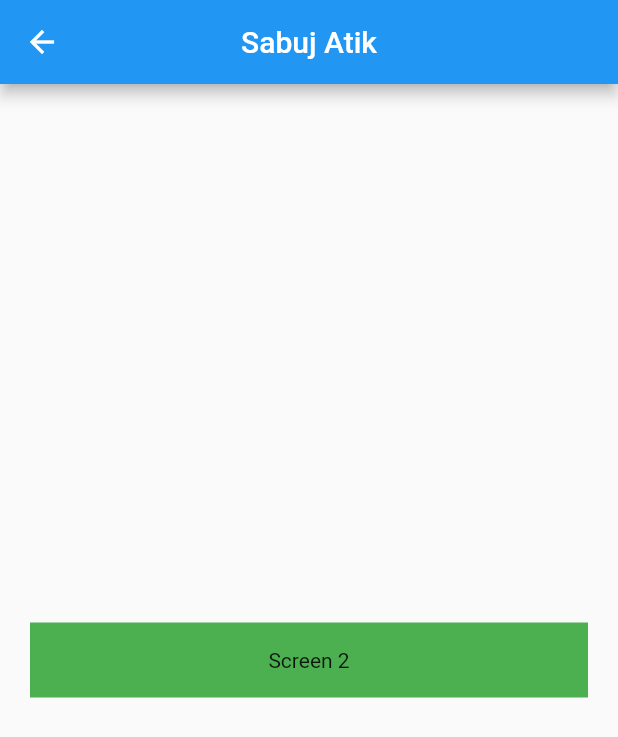
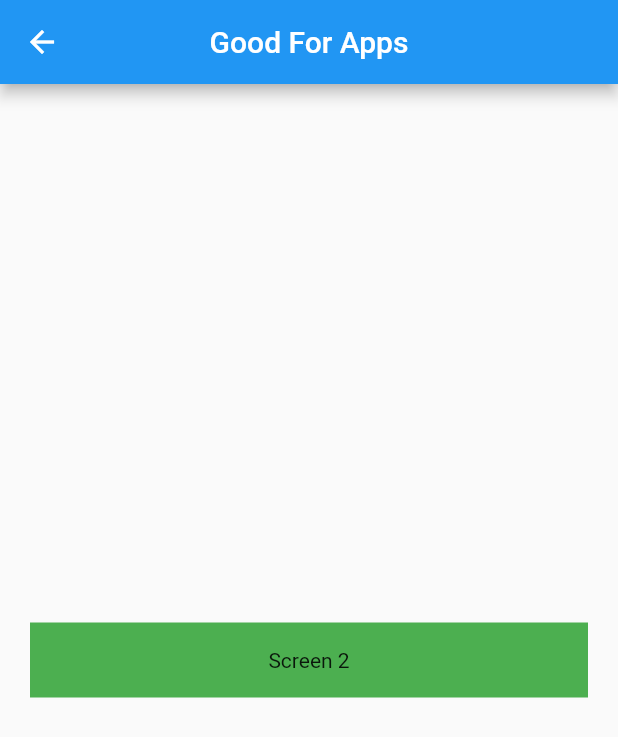
Before and after one commit to atik-sabuj/navigation_and_routing, a Flutter app: the screen it shows after launch, after a tap on "Screen 1", on a phone screen of 412 x 824 dp. Shown: the top 737 px of the screen. Run offline on Flutter 3.47's test engine with Material 2 defaults, Android fonts, the phone set to English and light mode, and no system bars.

Commit message:
Routing #3

```diff
--- a/lib/screen_two.dart
+++ b/lib/pages/home_screen.dart
@@ -1,22 +1,19 @@
 import 'package:flutter/material.dart';
-import 'package:navigation_and_routing/home_screen.dart';
-import 'package:navigation_and_routing/screen_three.dart';
+import 'package:navigation_and_routing/utils/routes_name.dart';
 
-class ScreenTwo extends StatefulWidget {
-
-  const ScreenTwo({Key? key,}) : super(key: key);
+class HomeScreen extends StatefulWidget {
+  const HomeScreen({Key? key}) : super(key: key);
 
   @override
-  State<ScreenTwo> createState() => _ScreenTwoState();
+  State<HomeScreen> createState() => _HomeScreenState();
 }
 
-class _ScreenTwoState extends State<ScreenTwo> {
+class _HomeScreenState extends State<HomeScreen> {
   @override
   Widget build(BuildContext context) {
-    //final arguments = ModalRoute.of(context)!.settings.arguments as Map;
     return Scaffold(
       appBar: AppBar(
-        title: Text("Sabuj Atik"),
+        title: Text('Home Screen'),
         centerTitle: true,
       ),
       body: Padding(
@@ -27,17 +24,21 @@ class _ScreenTwoState extends State<ScreenTwo> {
           children: [
             InkWell(
               onTap: (){
-                Navigator.push(context,
-                    MaterialPageRoute(builder: (context) => ScreenThree()));
+                Navigator.pushNamed(context, RouteName.screenTwo,
+                    arguments: {
+                     'Node' : 'Js Module',
+                      'Flutter' : 'Good For Apps',
+                    }
+                );
               },
               child: Container(
                 height: 50,
                 width: double.infinity,
                 decoration: const BoxDecoration(
-                    color: Colors.green
+                  color: Colors.green
                 ),
                 child: const Center(
-                  child: Text('Screen 2'),
+                  child: Text('Screen 1'),
                 ),
               ),
             ),
--- a/lib/screen_three.dart
+++ b/lib/pages/screen_two.dart
@@ -1,20 +1,23 @@
 import 'package:flutter/material.dart';
-import 'package:navigation_and_routing/home_screen.dart';
+import 'package:navigation_and_routing/utils/routes_name.dart';
 
-class ScreenThree extends StatefulWidget {
-
-  const ScreenThree({Key? key}) : super(key: key);
+class ScreenTwo extends StatefulWidget {
+  dynamic data;
+  ScreenTwo({Key? key,
+  required this.data
+  }) : super(key: key);
 
   @override
-  State<ScreenThree> createState() => _ScreenThreeState();
+  State<ScreenTwo> createState() => _ScreenTwoState();
 }
 
-class _ScreenThreeState extends State<ScreenThree> {
+class _ScreenTwoState extends State<ScreenTwo> {
   @override
   Widget build(BuildContext context) {
+    //final arguments = ModalRoute.of(context)!.settings.arguments as Map;
     return Scaffold(
       appBar: AppBar(
-        title: Text("Screen Three"),
+        title: Text(widget.data['Flutter']),
         centerTitle: true,
       ),
       body: Padding(
@@ -25,7 +28,7 @@ class _ScreenThreeState extends State<ScreenThree> {
           children: [
             InkWell(
               onTap: (){
-                Navigator.pop(context);
+                Navigator.pushNamed(context, RouteName.screenThree);
               },
               child: Container(
                 height: 50,
@@ -34,7 +37,7 @@ class _ScreenThreeState extends State<ScreenThree> {
                     color: Colors.green
                 ),
                 child: const Center(
-                  child: Text('Screen 3'),
+                  child: Text('Screen 2'),
                 ),
               ),
             ),
--- a/lib/utils/routes.dart
+++ b/lib/utils/routes.dart
@@ -1,9 +1,8 @@
 import 'package:flutter/material.dart';
+import 'package:navigation_and_routing/pages/screen_three.dart';
+import 'package:navigation_and_routing/pages/screen_two.dart';
 import 'package:navigation_and_routing/utils/routes_name.dart';
-import 'package:navigation_and_routing/home_screen.dart';
-import 'package:navigation_and_routing/screen_three.dart';
-import 'package:navigation_and_routing/screen_two.dart';
-
+import 'package:navigation_and_routing/pages/home_screen.dart';
 
 
 class Routes {
@@ -15,7 +14,7 @@ class Routes {
         return MaterialPageRoute(builder: (context) => HomeScreen());
 
       case RouteName.screenTwo:
-        return MaterialPageRoute(builder: (context) => ScreenTwo());
+        return MaterialPageRoute(builder: (context) => ScreenTwo(data: settings.arguments as Map ,));
 
       case RouteName.screenThree:
         return MaterialPageRoute(builder: (context) => ScreenThree());
```
Also changed, not shown: lib/pages/screen_three.dart (renamed from lib/home_screen.dart, +10 -9 lines).
